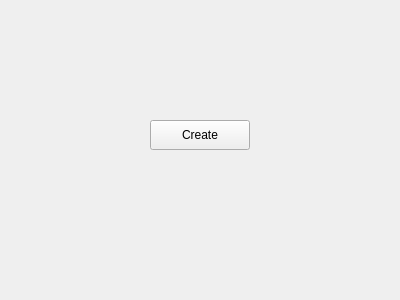
This is src/MainWindow.ui in DartCat25/StickyNotes as Qt 5 draws it before an edit. The edited form follows.
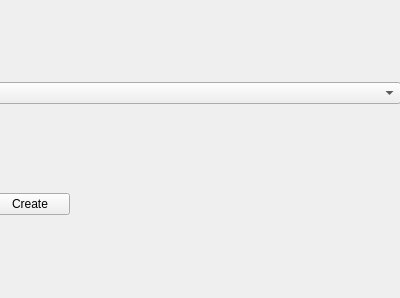
This is the edited form.

Commit message: Add window stack position control

Diff of the .ui file:
```diff
--- a/src/MainWindow.ui
+++ b/src/MainWindow.ui
@@ -3,19 +3,54 @@
  <class>MainWindow</class>
  <widget class="QMainWindow" name="MainWindow">
   <property name="geometry">
-   <rect><x>0</x><y>0</y><width>400</width><height>300</height></rect>
+   <rect>
+    <x>0</x>
+    <y>0</y>
+    <width>400</width>
+    <height>298</height>
+   </rect>
   </property>
   <property name="windowTitle">
    <string>StickyNotes menu</string>
   </property>
   <widget class="QWidget" name="centralwidget">
-   <widget class="QPushButton" name="createStickerBtn">
+   <widget class="QWidget" name="verticalLayoutWidget">
     <property name="geometry">
-     <rect><x>150</x><y>120</y><width>100</width><height>30</height></rect>
+     <rect>
+      <x>-10</x>
+      <y>-1</y>
+      <width>411</width>
+      <height>301</height>
+     </rect>
     </property>
-    <property name="text">
-     <string>Create</string>
-    </property>
+    <layout class="QVBoxLayout" name="verticalLayout">
+     <item>
+      <widget class="QComboBox" name="stackCombo">
+       <property name="editable">
+        <bool>false</bool>
+       </property>
+      </widget>
+     </item>
+     <item>
+      <widget class="QPushButton" name="createStickerBtn">
+       <property name="sizePolicy">
+        <sizepolicy hsizetype="Fixed" vsizetype="Fixed">
+         <horstretch>0</horstretch>
+         <verstretch>0</verstretch>
+        </sizepolicy>
+       </property>
+       <property name="baseSize">
+        <size>
+         <width>200</width>
+         <height>0</height>
+        </size>
+       </property>
+       <property name="text">
+        <string>Create</string>
+       </property>
+      </widget>
+     </item>
+    </layout>
    </widget>
   </widget>
  </widget>
```
Left out of the diff: 2 changed lines with no effect on the pictures. The commit also changes 4 other files.
